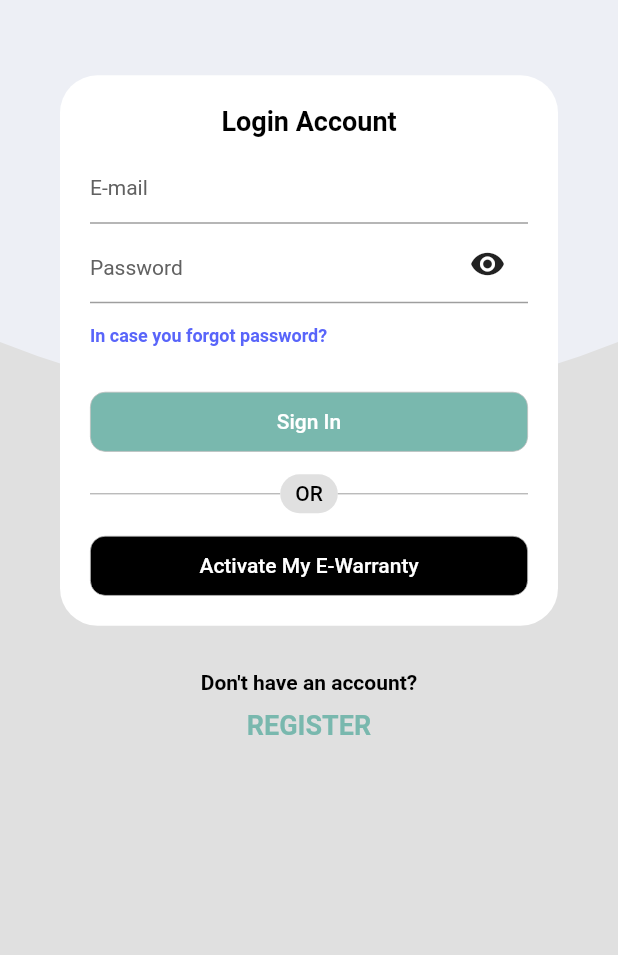
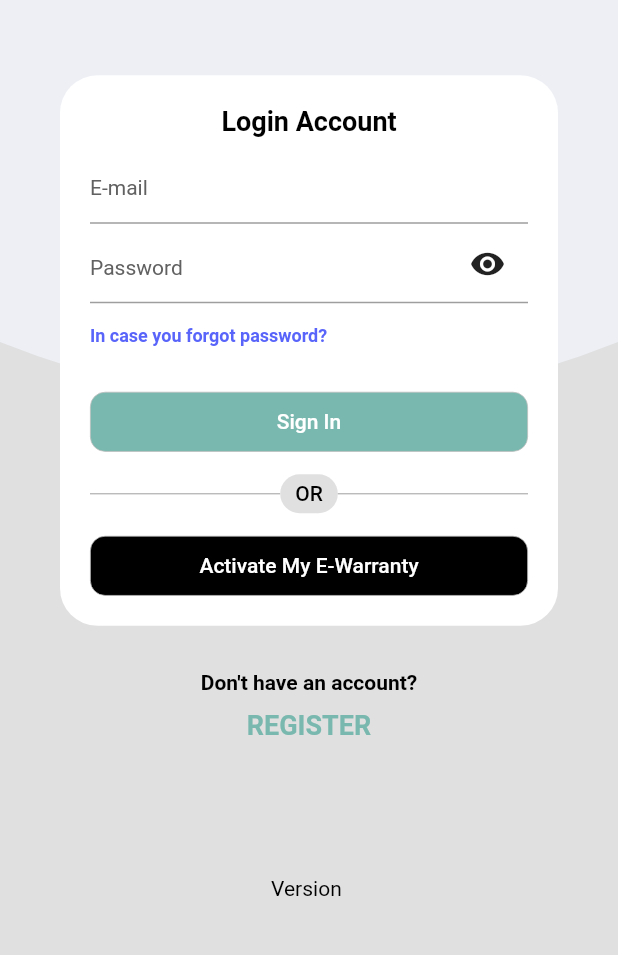
Before and after one commit to Villva-Tharisan/khind, a Flutter app: the screen it shows after launch, after a tap on the "visibility off" icon, on a phone screen of 412 x 824 dp, the part 276-1231 px from its top. Run offline on Flutter 3.47's test engine with Material 2 defaults, Android fonts, the phone set to English and light mode, and no system bars; our stand-ins replace animated_bottom_navigation_bar, auto_size_text, file_picker, flutter_html, flutter_secure_storage, hexcolor and 3 more; missing offline and left inert: flutter_config, flutter_inappwebview, http_interceptor, qr_code_scanner; statements that could not run were skipped.

Commit message:
added version no.

```diff
--- a/lib/screens/signin.dart
+++ b/lib/screens/signin.dart
@@ -3,6 +3,7 @@ import 'dart:ui';
 import 'package:flutter/material.dart';
 import 'package:flutter_secure_storage/flutter_secure_storage.dart';
 import 'package:hexcolor/hexcolor.dart';
+import 'package:flutter_config/flutter_config.dart';
 import 'package:khind/components/bg_painter.dart';
 import 'package:khind/components/round_button.dart';
 import 'package:khind/themes/app_colors.dart';
@@ -239,6 +240,22 @@ class _SignInState extends State<SignIn> {
     ]);
   }
 
+  Widget _renderVersion() {
+    return Container(
+        alignment: Alignment.center,
+        child: RichText(
+          text: TextSpan(
+            text: 'Version ',
+            style: TextStyles.textDefault,
+            children: <TextSpan>[
+              TextSpan(
+                  text: FlutterConfig.get("VERSION"),
+                  style: TextStyle(fontWeight: FontWeight.bold)),
+            ],
+          ),
+        ));
+  }
+
   @override
   Widget build(BuildContext context) {
     return Scaffold(
@@ -257,6 +274,9 @@ class _SignInState extends State<SignIn> {
                 _renderForm(),
                 SizedBox(height: 30),
                 _renderBottom(),
+                // SizedBox(height: ),
+                Spacer(),
+                _renderVersion()
               ]))),
     );
   }
--- a/lib/screens/splash.dart
+++ b/lib/screens/splash.dart
@@ -51,20 +51,21 @@ class SplashScreenState extends State<SplashScreen> {
   }
 
   _validateToken() async {
-    String? tokenExp = await storage.read(key: TOKEN_EXPIRY);
+    // String? tokenExp = await storage.read(key: TOKEN_EXPIRY);
 
-    if (tokenExp != null) {
-      var expDate = DateTime.fromMillisecondsSinceEpoch(int.parse(tokenExp));
+    // if (tokenExp != null) {
+    //   var expDate = DateTime.fromMillisecondsSinceEpoch(int.parse(tokenExp));
 
-      if (expDate.difference(DateTime.now()).inMinutes <= 0) {
-        print("Token Expired: $expDate");
-        _fetchOauth();
-      } else {
-        print("Token Not Expired");
-      }
-    } else {
-      _fetchOauth();
-    }
+    //   if (expDate.difference(DateTime.now()).inMinutes <= 0) {
+    //     print("Token Expired: $expDate");
+    //     _fetchOauth();
+    //   } else {
+    //     print("Token Not Expired");
+    //   }
+    // } else {
+    //   _fetchOauth();
+    // }
+    _fetchOauth();
     _redirect();
   }
 
```
Also changed, not shown: 1 other file.
